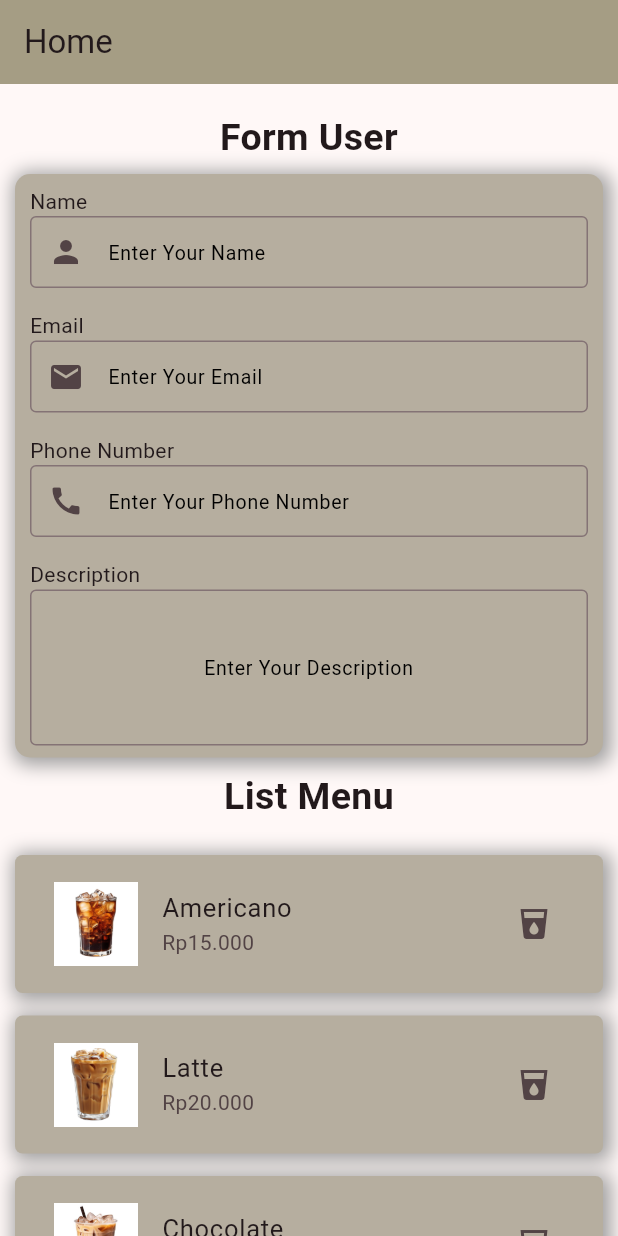
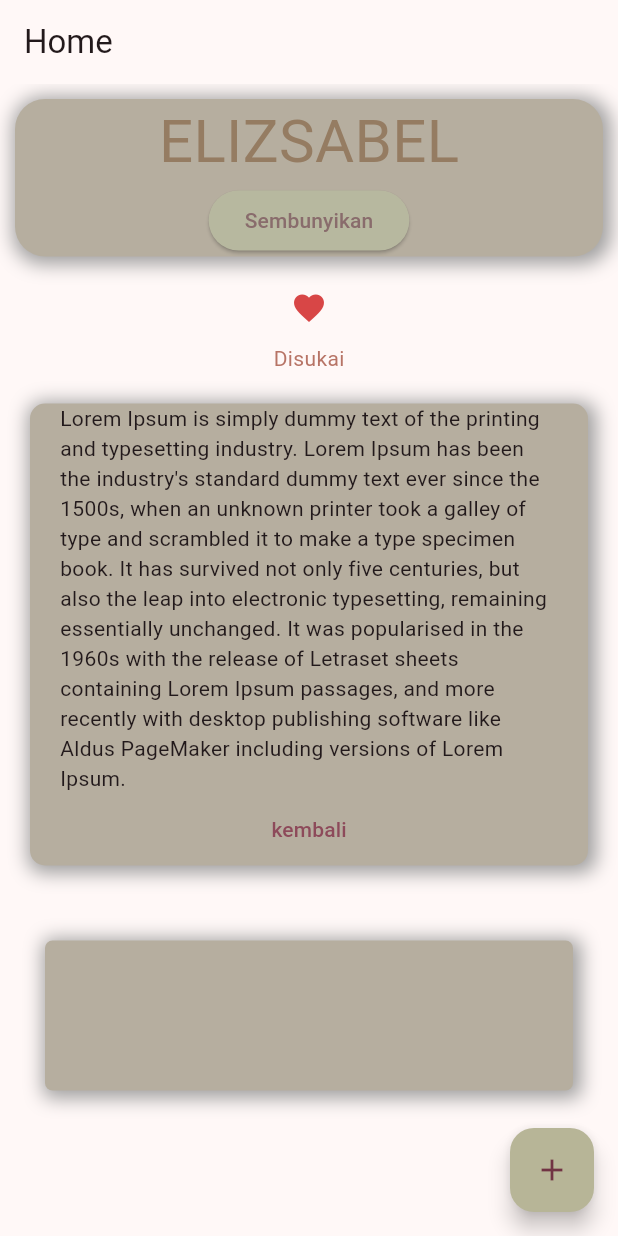
Before and after one commit to elizsabel/ppkd_elizsabel, a Flutter app: the screen it shows after launch, on a phone screen of 412 x 824 dp. Run offline on Flutter 3.47's test engine with Material 3 defaults, Android fonts, the light colour scheme and no system bars.

Commit message:
tugas5 belum selesai

```diff
--- a/lib/main.dart
+++ b/lib/main.dart
@@ -3,6 +3,7 @@ import 'package:ppkd_elizsabel/tugas1/tugas1.dart';
 import 'package:ppkd_elizsabel/tugas2/tugas2.dart';
 import 'package:ppkd_elizsabel/tugas2/tugas3.dart';
 import 'package:ppkd_elizsabel/tugas2/tugas4.dart';
+import 'package:ppkd_elizsabel/tugas2/tugas5.dart';
 
 void main() {
   runApp(const MyApp());
@@ -35,7 +36,7 @@ class MyApp extends StatelessWidget {
         colorScheme: ColorScheme.fromSeed(seedColor: Colors.pinkAccent),
       ),
       //home: ColumnWidgetDay7(),
-      home: Tugas4MyWidgetDay10(),
+      home: State1Day12(),
     );
   }
 }
--- /dev/null
+++ b/lib/tugas2/tugas5.dart
@@ -0,0 +1,184 @@
+import 'package:flutter/material.dart';
+
+class State1Day12 extends StatefulWidget {
+  const State1Day12({super.key});
+
+  @override
+  State<State1Day12> createState() => _State1Day12State();
+}
+
+class _State1Day12State extends State<State1Day12> {
+  bool showText = true;
+  bool showIcon = true;
+  bool showText1 = true;
+  int counter = 0;
+  bool showBox = true;
+
+  @override
+  Widget build(BuildContext context) {
+    return Scaffold(
+      appBar: AppBar(title: Text("Home")),
+
+      body: Column(
+        children: [
+          Padding(
+            padding: const EdgeInsets.all(10),
+            child: SizedBox(
+              width: double.infinity,
+              child: Container(
+                decoration: BoxDecoration(
+                  color: Color(0xFFB6AE9F),
+                  borderRadius: BorderRadius.circular(20),
+
+                  boxShadow: [
+                    BoxShadow(
+                      color: Colors.grey,
+                      offset: Offset(2, 2),
+                      spreadRadius: 3,
+                      blurRadius: 10,
+                    ),
+                  ],
+                ),
+
+                child: Column(
+                  children: [
+                    if (showText)
+                      Text(
+                        "ELIZSABEL",
+                        style: TextStyle(
+                          fontSize: 40,
+                          color: const Color(0XFF957C62),
+                        ),
+                      ),
+                    ElevatedButton(
+                      style: ElevatedButton.styleFrom(
+                        backgroundColor: const Color(0xFFB7B89F),
+                      ),
+                      onPressed: () {
+                        print("Tampilkan Teks : $showText");
+                        showText = !showText;
+                        setState(() {});
+                      },
+                      child: Text(
+                        showText ? "Sembunyikan" : "Tampilkan",
+                        style: TextStyle(color: Color(0xFF896C6C)),
+                      ),
+                    ),
+                  ],
+                ),
+              ),
+            ),
+          ),
+
+          // Soal 2 tampilkan Icon
+          Column(
+            children: [
+              IconButton(
+                onPressed: () {
+                  print("Tampilkan Icon :$showIcon");
+                  showIcon = !showIcon;
+                  setState(() {});
+                },
+
+                icon: Icon(
+                  showIcon ? Icons.favorite : Icons.favorite,
+                  color: showIcon
+                      ? Color.fromARGB(255, 216, 70, 70)
+                      : const Color.fromARGB(255, 144, 153, 137),
+                ),
+              ),
+              if (showIcon)
+                Text("Disukai", style: TextStyle(color: Color(0xFFB77466))),
+            ],
+          ),
+
+          // Soal 3
+          Padding(
+            padding: const EdgeInsets.all(20.0),
+            child: Container(
+              padding: EdgeInsets.only(left: 20, right: 20),
+              decoration: BoxDecoration(
+                color: Color(0xFFB6AE9F),
+                borderRadius: BorderRadius.circular(10),
+
+                boxShadow: [
+                  BoxShadow(
+                    color: Colors.grey,
+                    offset: Offset(2, 2),
+                    spreadRadius: 3,
+                    blurRadius: 10,
+                  ),
+                ],
+              ),
+
+              child: Column(
+                children: [
+                  if (showText1)
+                    Text(
+                      "Lorem Ipsum is simply dummy text of the printing and typesetting industry. Lorem Ipsum has been the industry's standard dummy text ever since the 1500s, when an unknown printer took a galley of type and scrambled it to make a type specimen book. It has survived not only five centuries, but also the leap into electronic typesetting, remaining essentially unchanged. It was popularised in the 1960s with the release of Letraset sheets containing Lorem Ipsum passages, and more recently with desktop publishing software like Aldus PageMaker including versions of Lorem Ipsum.",
+                    ),
+                  TextButton(
+                    onPressed: () {
+                      print("Tampilkan text : $showText1");
+                      showText1 = !showText1;
+                      setState(() {});
+                    },
+
+                    child: Text(showText1 ? "kembali" : "Lihat Selengkapnya"),
+                  ),
+                ],
+              ),
+            ),
+          ),
+
+          //tugas ke-5
+          InkWell(
+            onTap: () {
+              print("Kotak di sentuh");
+              setState(() {
+                showBox = !showBox;
+              });
+            },
+            child: Padding(
+              padding: const EdgeInsets.all(30),
+              child: Container(
+                width: double.infinity,
+                height: 100,
+                decoration: BoxDecoration(
+                  color: Color(0xFFB6AE9F),
+                  borderRadius: BorderRadius.circular(5),
+
+                  boxShadow: [
+                    BoxShadow(
+                      color: Colors.grey,
+                      offset: Offset(2, 2),
+                      spreadRadius: 3,
+                      blurRadius: 10,
+                    ),
+                  ],
+                ),
+                child: Center(
+                  child: Text(
+                    showBox ? "  " : "Holla!",
+                    style: TextStyle(color: Color(0xFF896C6C), fontSize: 15),
+                  ),
+                ),
+              ),
+            ),
+          ),
+        ],
+      ),
+
+      //tugas ke-4
+      floatingActionButton: FloatingActionButton(
+        onPressed: () {
+          print("kurang $counter");
+          counter--;
+          setState(() {});
+        },
+        backgroundColor: Color(0xFFB7B597),
+        child: Icon(Icons.add),
+      ),
+    );
+  }
+}
```
